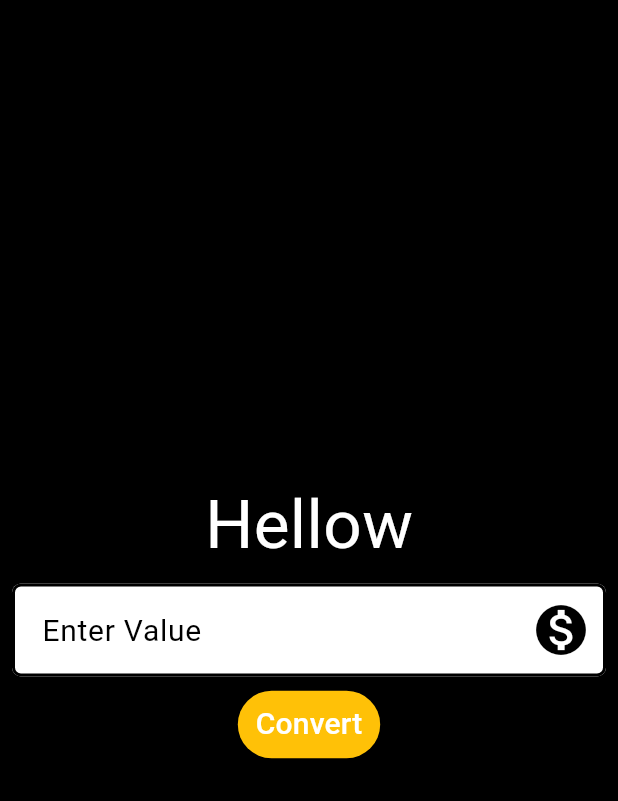
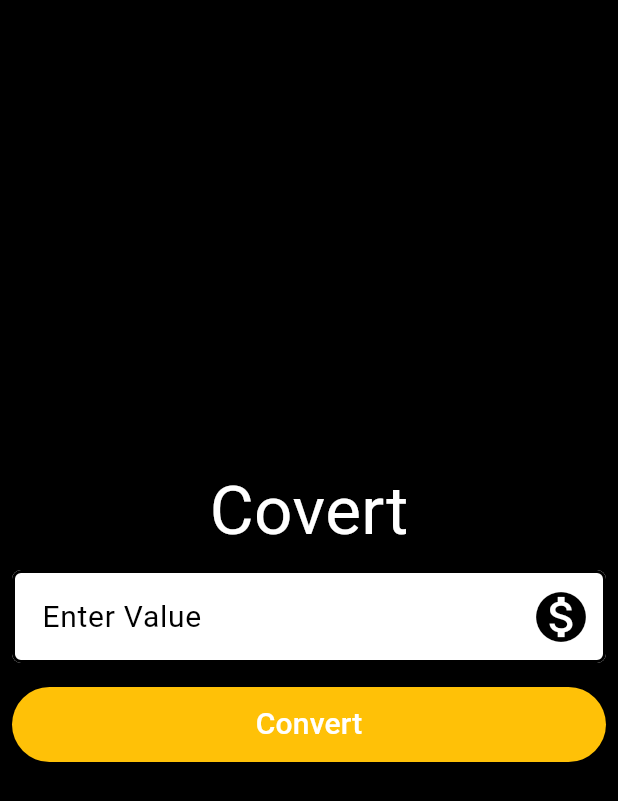
Before and after one commit to chetankochiyaniya/flutter-learning, a Flutter app: the screen it shows after launch, on a phone screen of 412 x 824 dp. Shown: the top 801 px of the screen. Run offline on Flutter 3.47's test engine with Material 3 defaults, Android fonts, the phone set to English and light mode, and no system bars.

Commit message:
text button with full width - double.infinity

```diff
--- a/lib/components/currency_converter.dart
+++ b/lib/components/currency_converter.dart
@@ -1,4 +1,3 @@
-import 'package:flutter/foundation.dart';
 import 'package:flutter/material.dart';
 
 class CurrencyConverter extends StatelessWidget {
@@ -16,17 +15,17 @@ class CurrencyConverter extends StatelessWidget {
         Radius.circular(6),
       ),
     );
-    return const Scaffold(
+    return Scaffold(
         backgroundColor: Colors.black,
         body: Center(
             child: Column(
           mainAxisAlignment: MainAxisAlignment.center,
           children: [
-            Text(
-              "Hellow",
+            const Text(
+              "Covert",
               style: TextStyle(fontSize: 45, color: Colors.white),
             ),
-            Padding(
+            const Padding(
               padding: EdgeInsets.all(8.0),
               child: TextField(
                 style: TextStyle(fontSize: 20, color: Colors.black),
@@ -50,14 +49,19 @@ class CurrencyConverter extends StatelessWidget {
                 keyboardType: TextInputType.numberWithOptions(decimal: true),
               ),
             ),
-            TextButton(
-              onPressed: null,
-              style: ButtonStyle(
-                backgroundColor: MaterialStatePropertyAll(Colors.amber),
-              ),
-              child: Container(
-                child: Text("Convert",
-                    style: TextStyle(color: Colors.white, fontSize: 20)),
+            Padding(
+              padding: const EdgeInsets.all(8.0),
+              child: TextButton(
+                onPressed: null,
+                style: const ButtonStyle(
+                    backgroundColor: MaterialStatePropertyAll(Colors.amber),
+                    minimumSize:
+                        MaterialStatePropertyAll(Size(double.infinity, 50))),
+                child: Container(
+                  margin: const EdgeInsets.all(2),
+                  child: const Text("Convert",
+                      style: TextStyle(color: Colors.white, fontSize: 20)),
+                ),
               ),
             ),
           ],
```
